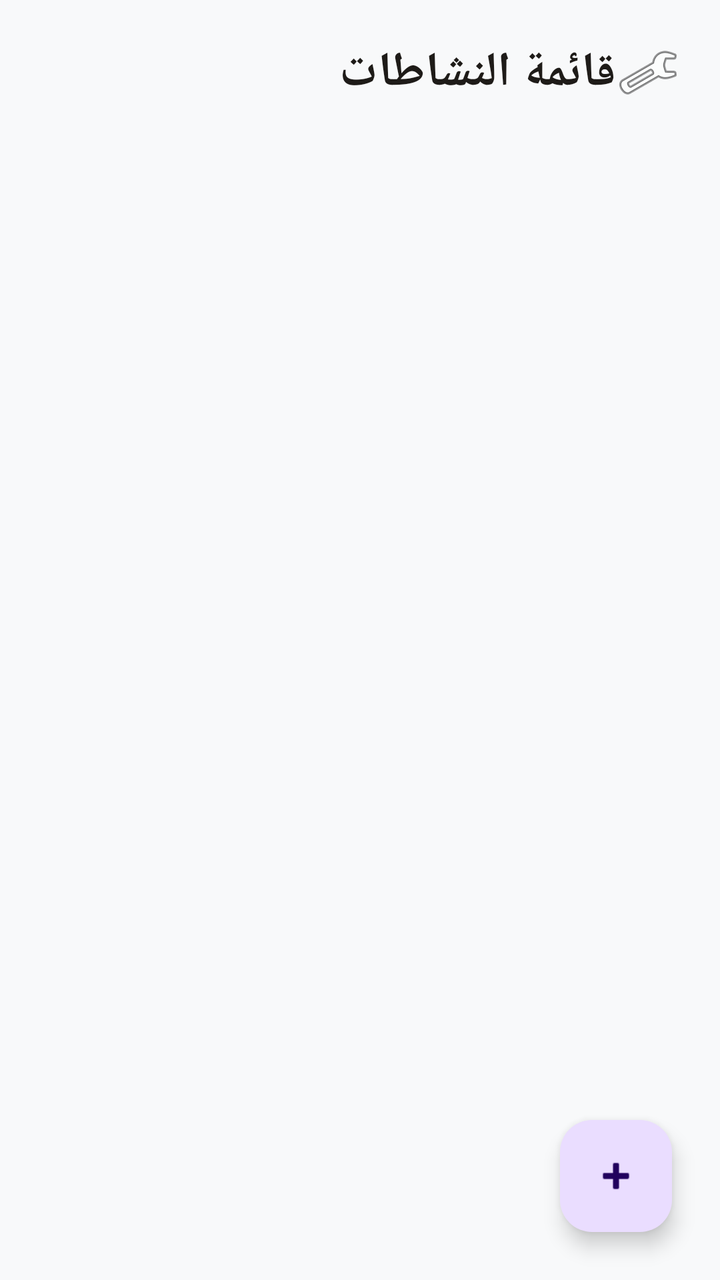
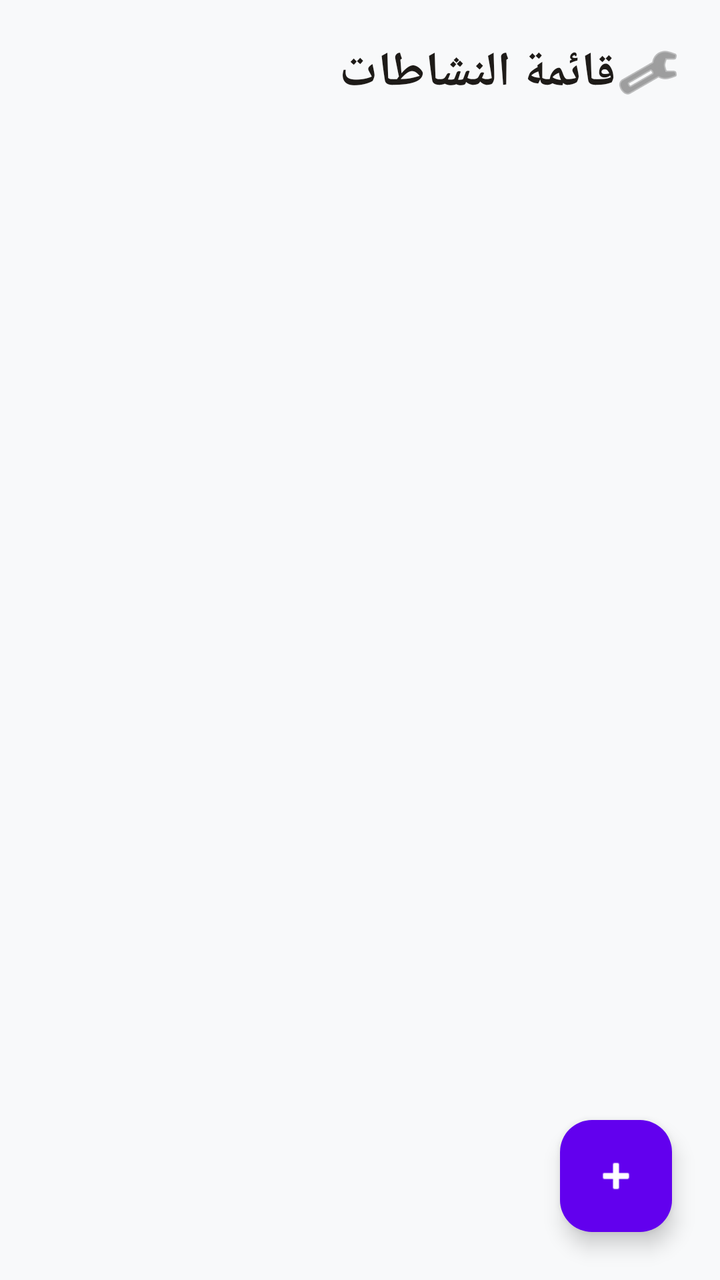

Compare the two renders of this Android layout. The source of the first and the diff that turns it into the second are given below.
<!-- AndroidManifest.xml: application theme Theme.UI_s2 -->
<!-- res/layout/activity_list.xml -->
<?xml version="1.0" encoding="utf-8"?>
<androidx.coordinatorlayout.widget.CoordinatorLayout
    xmlns:android="http://schemas.android.com/apk/res/android"
    xmlns:app="http://schemas.android.com/apk/res/auto"
    android:layout_width="match_parent"
    android:layout_height="match_parent"
    android:background="#F8F9FA">

    <LinearLayout
        android:layout_width="match_parent"
        android:layout_height="match_parent"
        android:orientation="vertical">

        <LinearLayout
            android:layout_width="match_parent"
            android:layout_height="wrap_content"
            android:orientation="horizontal"
            android:padding="20dp"
            android:gravity="center_vertical">

            <TextView
                android:layout_width="0dp"
                android:layout_height="wrap_content"
                android:layout_weight="1"
                android:text="قائمة النشاطات"
                android:textSize="24sp"
                android:textStyle="bold"
                android:textColor="#1E1B18" />

            <ImageView
                android:id="@+id/imgFilter"
                android:layout_width="32dp"
                android:layout_height="32dp"
                android:src="@android:drawable/ic_menu_manage"
                app:tint="#616161" />
        </LinearLayout>

        <androidx.recyclerview.widget.RecyclerView
            android:id="@+id/rvActivities"
            android:layout_width="match_parent"
            android:layout_height="match_parent"
            android:clipToPadding="false"
            android:paddingBottom="80dp"
            android:paddingHorizontal="16dp" />

    </LinearLayout>

    <com.google.android.material.floatingactionbutton.FloatingActionButton
        android:id="@+id/fabAddActivity"
        android:layout_width="wrap_content"
        android:layout_height="wrap_content"
        android:layout_gravity="bottom|end"
        android:layout_margin="24dp"
        android:contentDescription="إضافة نشاط"
        android:src="@android:drawable/ic_input_add"
        app:backgroundTint="#6200EE"
        app:tint="#FFFFFF"
        app:fabSize="normal" />

</androidx.coordinatorlayout.widget.CoordinatorLayout>
<!-- resources referenced by this layout -->
<resources>
  <style name="Theme.UI_s2" parent="Base.Theme.UI_s2" />
  <style name="Base.Theme.UI_s2" parent="Theme.Material3.DayNight.NoActionBar">
          
          
      </style>
</resources>

<!-- the commit's change to res/layout/activity_list.xml (unified diff, before → after) -->
@@ -1,7 +1,7 @@
 <?xml version="1.0" encoding="utf-8"?>
 <androidx.coordinatorlayout.widget.CoordinatorLayout
     xmlns:android="http://schemas.android.com/apk/res/android"
-    xmlns:app="http://schemas.android.com/apk/res/auto"
+    xmlns:app="http://schemas.android.com/apk/res-auto"
     android:layout_width="match_parent"
     android:layout_height="match_parent"
     android:background="#F8F9FA">
